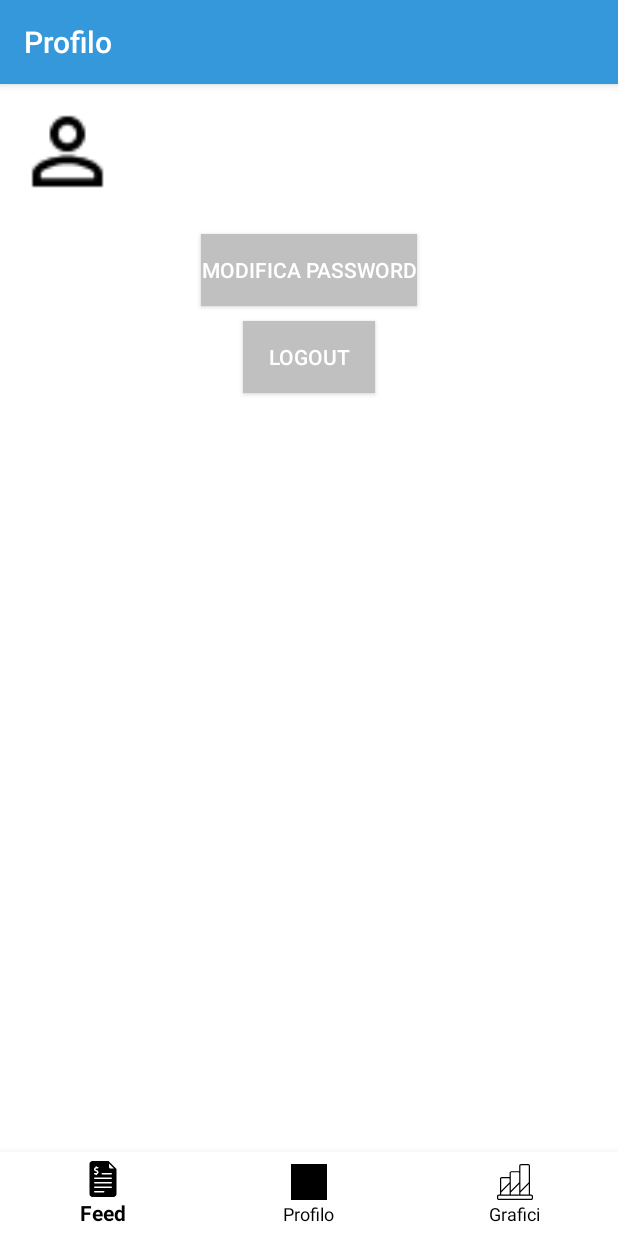
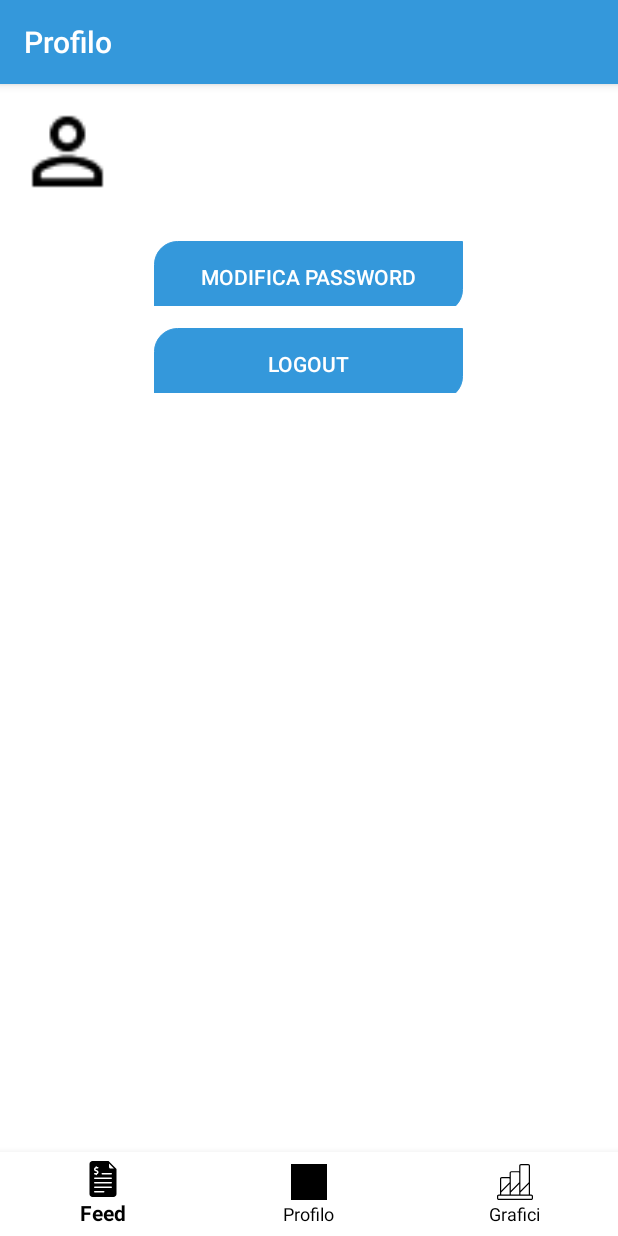
Before and after one commit to DanielePallini/BollettApp, an Android app: the fragment FragmentProfilo placed in its activity, on a phone screen of 412 x 824 dp. Run offline under Robolectric (Android 15) with nearby library versions, the phone set to English and light mode, and no system bars; our stand-ins replace Firebase (no records; nobody signed in at launch, a user with empty details on screens opened directly).

Commit message:
Update: Changed buttons color.

```diff
--- a/app/src/main/java/com/example/login/fragments/FragmentBolletta.java
+++ b/app/src/main/java/com/example/login/fragments/FragmentBolletta.java
@@ -25,6 +25,7 @@ import com.google.android.gms.tasks.OnFailureListener;
 import com.google.android.gms.tasks.OnSuccessListener;
 import com.google.android.gms.tasks.Task;
 import com.google.android.material.textfield.TextInputEditText;
+import com.google.android.material.textfield.TextInputLayout;
 import com.google.firebase.auth.AuthResult;
 import com.google.firebase.auth.FirebaseAuth;
 import com.google.firebase.auth.FirebaseUser;
@@ -48,6 +49,7 @@ import static androidx.constraintlayout.widget.Constraints.TAG;
 
 public class FragmentBolletta extends Fragment {
     private TextInputEditText textDataScadenza, textPeriodo, textFine, textCosto, textConsumo;
+    private TextInputLayout textInputLayout;
     private TextView euro, misura;
     private Button btnSalva;
     private int num = 0;
@@ -117,6 +119,7 @@ public class FragmentBolletta extends Fragment {
         textCosto = view.findViewById(R.id.text_costo);
         euro = view.findViewById(R.id.euro);
         textConsumo = view.findViewById(R.id.text_consumo);
+        textInputLayout = view.findViewById(R.id.layout_consumo);
         misura = view.findViewById(R.id.misura);
         btnSalva = view.findViewById(R.id.btn_salva);
         mAuth = FirebaseAuth.getInstance();
@@ -129,6 +132,7 @@ public class FragmentBolletta extends Fragment {
                 misura.setText("m^3");
                 break;
             case "Internet":
+                textInputLayout.setVisibility(View.GONE);
                 textConsumo.setVisibility(View.GONE);
                 misura.setVisibility(View.GONE);
                 break;
--- a/app/src/main/java/com/example/login/fragments/FragmentGrafici.java
+++ b/app/src/main/java/com/example/login/fragments/FragmentGrafici.java
@@ -184,7 +184,6 @@ public class FragmentGrafici extends Fragment {
         sets.add(d1);
         sets.add(d2);
         sets.add(d3);
-
         return new LineData(sets);
     }
 
@@ -242,7 +241,7 @@ public class FragmentGrafici extends Fragment {
                     break;
             }
             for (int i = 0; i < 12; i++) {
-                entries.add(new BarEntry((float) i+1, (float) Mesi[i]));
+                entries.add(new BarEntry((float) i+1,(float) Mesi[i]));
             }
 
             //for (int i = 0; i < 12; i++) {
--- a/app/src/main/java/com/example/login/fragments/FragmentLogin.java
+++ b/app/src/main/java/com/example/login/fragments/FragmentLogin.java
@@ -96,7 +96,7 @@ public class FragmentLogin extends Fragment {
                 args.putString("password", password);
                 fragmentRegistrazione.setArguments(args);
 
-                getActivity().getSupportFragmentManager().beginTransaction().replace(R.id.fragment_container2, fragmentRegistrazione).commit();
+                getActivity().getSupportFragmentManager().beginTransaction().replace(R.id.fragment_container2, fragmentRegistrazione).addToBackStack(null).commit();
             }
         });
         return view;
--- a/app/src/main/res/layout/fragment_feed.xml
+++ b/app/src/main/res/layout/fragment_feed.xml
@@ -16,13 +16,14 @@
         android:layout_width="60dp"
         android:layout_height="60dp"
         android:background="@drawable/round_button_shape"
+        android:backgroundTint="#3498db"
         android:src="@drawable/ic_add_black_24dp"
         android:tint="@android:color/white"
         android:elevation="2dp"
         android:layout_alignParentBottom="true"
         android:layout_alignParentEnd="true"
-        android:layout_marginBottom="10dp"
-        android:layout_marginEnd="10dp"
+        android:layout_marginBottom="20dp"
+        android:layout_marginEnd="20dp"
         android:id="@+id/button_add"/>
 
 </RelativeLayout>
--- a/app/src/main/res/layout/fragment_profilo.xml
+++ b/app/src/main/res/layout/fragment_profilo.xml
@@ -24,22 +24,30 @@
             android:id="@+id/text_nome"
             android:layout_gravity="center_vertical"/>
     </LinearLayout>
+    <LinearLayout
+        android:layout_width="match_parent"
+        android:layout_height="wrap_content"
+        android:orientation="horizontal"
+        android:weightSum="2"
+        android:gravity="center">
     <Button
         android:id="@+id/btn_modifica_password"
-        android:layout_width="wrap_content"
+        android:layout_width="0dp"
+        android:layout_weight="1"
         android:layout_height="wrap_content"
-        android:layout_gravity="center"
         android:layout_marginTop="10dp"
-        android:background="#c0c0c0"
+        android:background="@drawable/rectangular_button_shape"
+        android:backgroundTint="#3498db"
         android:text="Modifica Password"
         android:textColor="@android:color/white"/>
-
+    </LinearLayout>
     <com.google.android.material.textfield.TextInputLayout
         android:layout_width="match_parent"
         android:layout_height="wrap_content"
         android:hint="Nuova Password"
         android:id="@+id/password_layout"
         android:visibility="gone"
+        android:padding="10dp"
         android:layout_marginTop="10dp">
         <com.google.android.material.textfield.TextInputEditText
             android:layout_width="match_parent"
@@ -48,23 +56,40 @@
             android:inputType="textPassword"
             android:visibility="gone"/>
     </com.google.android.material.textfield.TextInputLayout>
+    <LinearLayout
+        android:layout_width="match_parent"
+        android:layout_height="wrap_content"
+        android:orientation="horizontal"
+        android:weightSum="2"
+        android:gravity="center">
     <Button
         android:id="@+id/btn_salva_password"
-        android:layout_width="wrap_content"
+        android:layout_width="0dp"
         android:layout_height="wrap_content"
-        android:layout_gravity="center"
+        android:layout_weight="1"
         android:layout_marginTop="10dp"
-        android:background="#c0c0c0"
+        android:background="@drawable/rectangular_button_shape"
+        android:backgroundTint="#3498db"
         android:text="Salva Modifiche"
         android:visibility="gone"
         android:textColor="@android:color/white"/>
+    </LinearLayout>
+
+    <LinearLayout
+        android:layout_width="match_parent"
+        android:layout_height="wrap_content"
+        android:orientation="horizontal"
+        android:weightSum="2"
+        android:gravity="center">
     <Button
         android:id="@+id/btn_logout"
-        android:layout_width="wrap_content"
+        android:layout_width="0dp"
         android:layout_height="wrap_content"
-        android:layout_gravity="center"
+        android:layout_weight="1"
         android:layout_marginTop="10dp"
-        android:background="#c0c0c0"
+        android:background="@drawable/rectangular_button_shape"
+        android:backgroundTint="#3498db"
         android:text="Logout"
         android:textColor="@android:color/white"/>
+    </LinearLayout>
 </LinearLayout>
```
Also changed, not shown: app/src/main/res/drawable/ic_add_black_24dp.xml (+3 -8 lines), app/src/main/res/layout/fragment_bolletta.xml (+28 -14 lines), app/src/main/res/layout/fragment_login.xml (+8 -4 lines), app/src/main/res/layout/fragment_registrazione.xml (+11 -4 lines).
